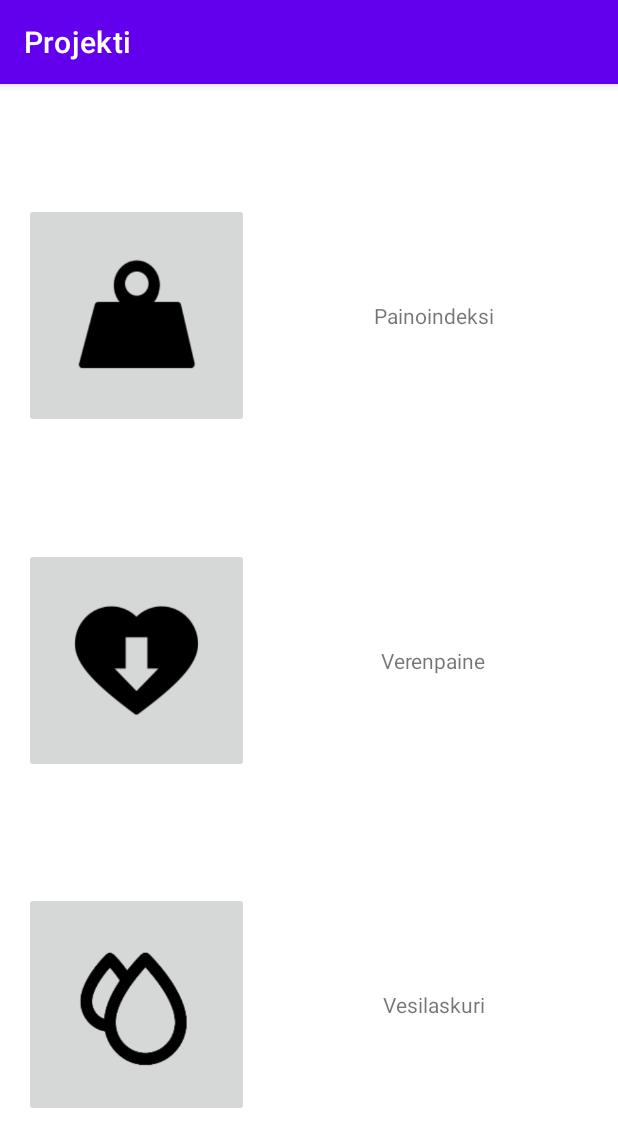
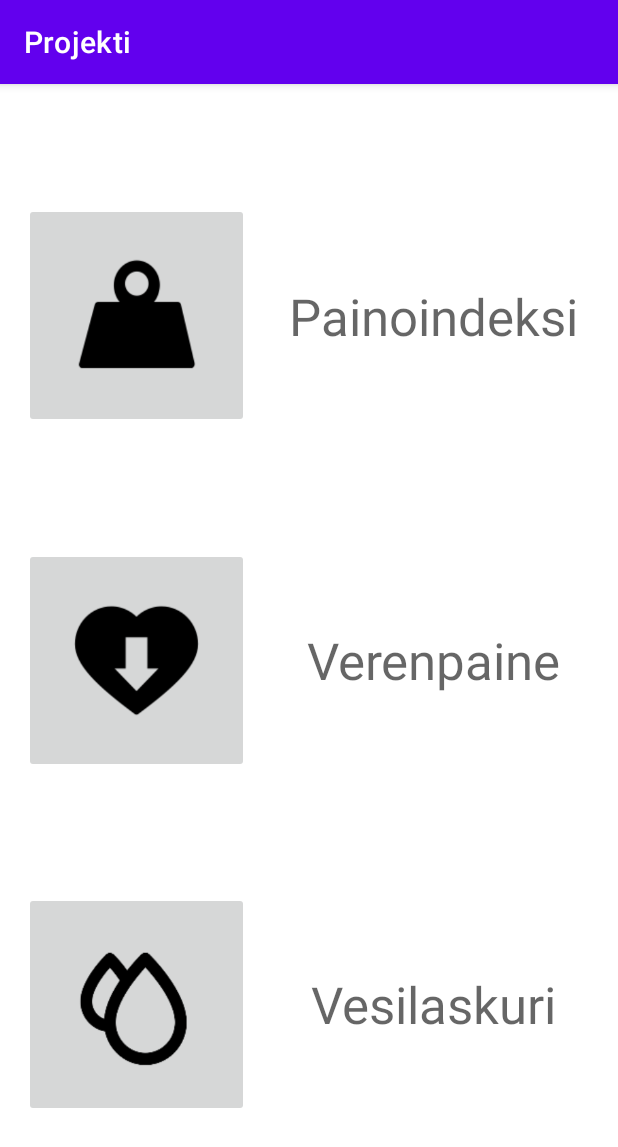
Before and after one commit to untop02/TerveysProjekti, an Android app: the screen it shows after launch (MainActivity), on a phone screen of 412 x 824 dp. Shown: the top 1147 px of the screen. Run offline under Robolectric (Android 15) with nearby library versions, the phone set to English and light mode, and no system bars.

Commit message:
ui muutos ja tallentuva painoindeksi babyyy

```diff
--- a/app/src/main/res/layout/activity_main.xml
+++ b/app/src/main/res/layout/activity_main.xml
@@ -11,6 +11,7 @@
         android:layout_width="150dp"
         android:layout_height="150dp"
         android:adjustViewBounds="true"
+        android:contentDescription="@string/painonappi"
         android:scaleType="fitXY"
         app:layout_constraintBottom_toTopOf="@+id/VerenpaineBtn"
         app:layout_constraintEnd_toEndOf="parent"
@@ -24,6 +25,7 @@
         android:layout_width="150dp"
         android:layout_height="150dp"
         android:adjustViewBounds="true"
+        android:contentDescription="@string/verenpaine"
         android:scaleType="fitXY"
         app:layout_constraintBottom_toTopOf="@+id/VesiLaskuriBtn"
         app:layout_constraintEnd_toEndOf="parent"
@@ -37,6 +39,7 @@
         android:layout_width="150dp"
         android:layout_height="150dp"
         android:adjustViewBounds="true"
+        android:contentDescription="@string/vesilaskuri"
         android:scaleType="fitXY"
         app:layout_constraintBottom_toBottomOf="parent"
         app:layout_constraintEnd_toEndOf="parent"
@@ -49,7 +52,8 @@
         android:id="@+id/PainoIndeksi"
         android:layout_width="wrap_content"
         android:layout_height="wrap_content"
-        android:text="Painoindeksi"
+        android:text="@string/painoindeksi"
+        android:textAppearance="@style/TextAppearance.AppCompat.Display1"
         app:layout_constraintBottom_toTopOf="@+id/VerenpaineBtn"
         app:layout_constraintEnd_toEndOf="parent"
         app:layout_constraintHorizontal_bias="0.5"
@@ -60,7 +64,8 @@
         android:id="@+id/Verenpaine"
         android:layout_width="wrap_content"
         android:layout_height="wrap_content"
-        android:text="Verenpaine"
+        android:text="@string/verenpaine"
+        android:textAppearance="@style/TextAppearance.AppCompat.Display1"
         app:layout_constraintBottom_toTopOf="@+id/VesiLaskuriBtn"
         app:layout_constraintEnd_toEndOf="parent"
         app:layout_constraintStart_toEndOf="@+id/VerenpaineBtn"
@@ -70,7 +75,8 @@
         android:id="@+id/Vesilaskuri"
         android:layout_width="wrap_content"
         android:layout_height="wrap_content"
-        android:text="Vesilaskuri"
+        android:text="@string/vesilaskuri"
+        android:textAppearance="@style/TextAppearance.AppCompat.Display1"
         app:layout_constraintBottom_toBottomOf="parent"
         app:layout_constraintEnd_toEndOf="parent"
         app:layout_constraintHorizontal_bias="0.502"
--- a/app/src/main/res/values/strings.xml
+++ b/app/src/main/res/values/strings.xml
@@ -6,6 +6,10 @@
     <string name="Paino">Paino</string>
     <string name="Ika">Ikä</string>
     <string name="Pituus">Pituus</string>
+    <string name="painoindeksi">Painoindeksi</string>
+    <string name="verenpaine">Verenpaine</string>
+    <string name="vesilaskuri">Vesilaskuri</string>
+    <string name="painonappi">Painonappi</string>
     <string name="Yläarvo">Yläarvo (mmHg)</string>
     <string name="Ala_arvo">Ala-arvo (mmHg)</string>
     <string name="hint_ylä">e.g. 120</string>
```
Also changed, not shown: app/src/main/java/com/example/projekti/PainoIndeksi.java (+60 -5 lines).
